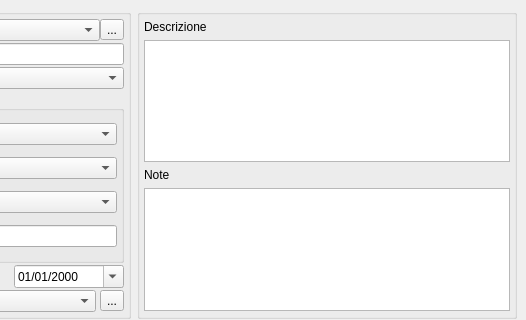
Before: the Qt Designer form src/com/axiastudio/suite/pratiche/forms/pratica.ui in tizianolattisi/suitegda, drawn with Qt 5; both pictures show x 478 to 1004 and y 0 to 320 of the 1004 by 663 pixel window.
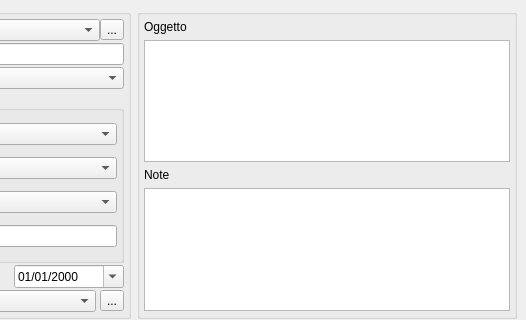
After: the same form once the commit is applied. Custom widgets are drawn as their Qt base class.

Diff of the .ui file:
```diff
--- a/src/com/axiastudio/suite/pratiche/forms/pratica.ui
+++ b/src/com/axiastudio/suite/pratiche/forms/pratica.ui
@@ -340,7 +340,7 @@
        <item>
         <widget class="QLabel" name="label_2">
          <property name="text">
-          <string>Descrizione</string>
+          <string>Oggetto</string>
          </property>
          <property name="buddy">
           <cstring>textEdit</cstring>
```
